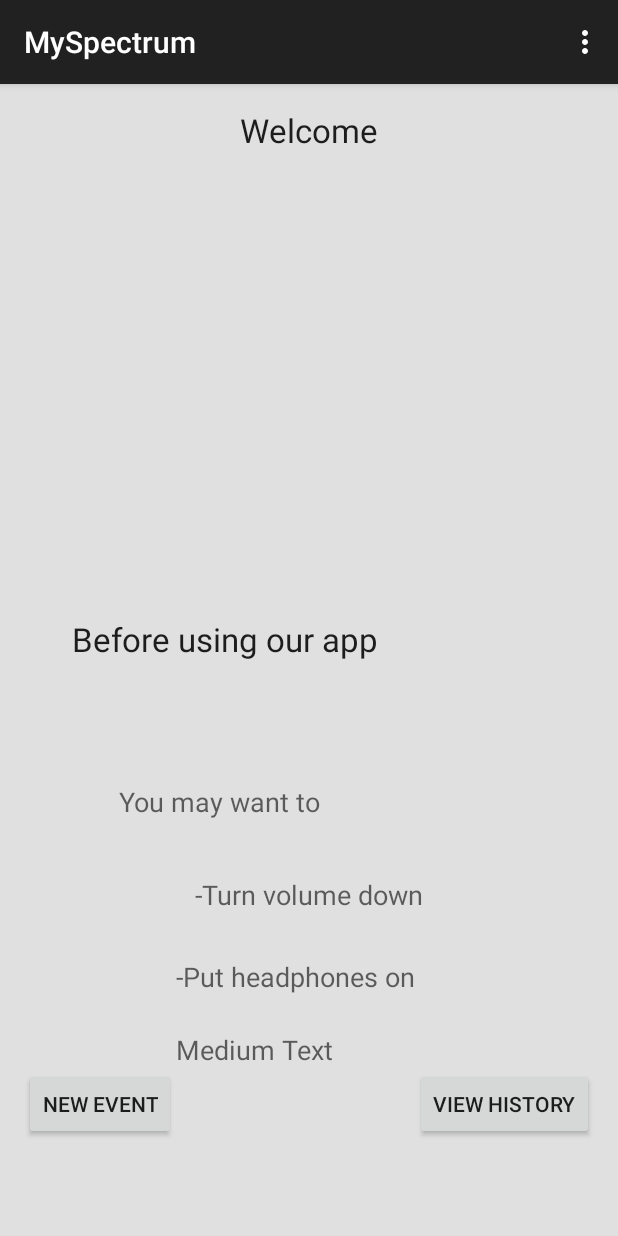
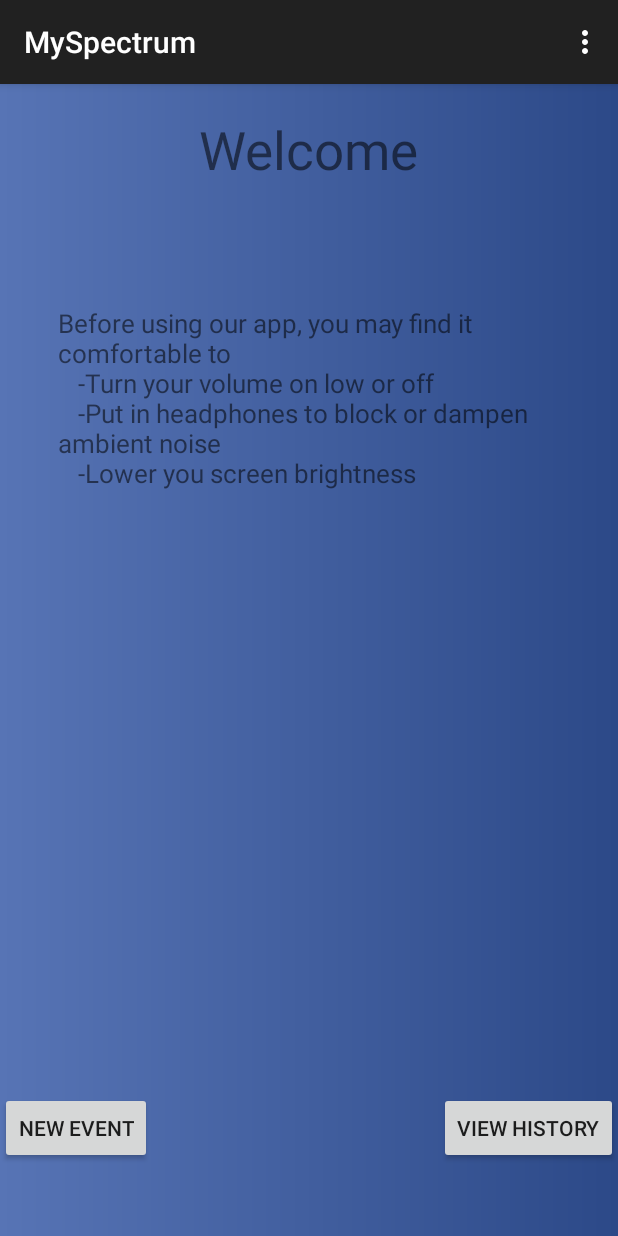
Before and after one commit to wHavelin/HackHarvard, an Android app: the screen it shows after launch (MainActivity), on a phone screen of 412 x 824 dp. Run offline under Robolectric (Android 15) with nearby library versions, the phone set to English and light mode, and no system bars; our stand-ins replace ButterKnife, Shimmer.

Commit message:
Created basic gradient background added text

```diff
--- /dev/null
+++ b/app/src/main/res/drawable/background.xml
@@ -0,0 +1,11 @@
+<?xml version="1.0" encoding="utf-8"?>
+<shape xmlns:android="http://schemas.android.com/apk/res/android"
+    android:shape="rectangle" >
+
+    <gradient
+        android:endColor="#ff2c4988"
+        android:gradientRadius="495.0"
+        android:startColor="#ff5774b5"
+        android:type="linear" />
+
+</shape>
--- a/app/src/main/res/layout/activity_main.xml
+++ b/app/src/main/res/layout/activity_main.xml
@@ -2,12 +2,8 @@
     xmlns:tools="http://schemas.android.com/tools"
     android:layout_width="match_parent"
     android:layout_height="match_parent"
-    android:paddingBottom="@dimen/activity_vertical_margin"
-    android:paddingLeft="@dimen/activity_horizontal_margin"
-    android:paddingRight="@dimen/activity_horizontal_margin"
-    android:paddingTop="@dimen/activity_vertical_margin"
     tools:context=".MainActivity"
-    android:background="@color/material_grey_300">
+    android:background="@drawable/background">
 
     <com.facebook.shimmer.ShimmerFrameLayout
         android:id="@+id/shimmer_view_container"
@@ -38,76 +34,25 @@
         android:onClick="viewHistory" />
 
     <TextView
-        android:id="@+id/textView"
+        android:id="@+id/welcomeTextView"
         android:layout_width="wrap_content"
         android:layout_height="wrap_content"
         android:text="Welcome"
-        android:textAppearance="?android:attr/textAppearanceLarge"
+        android:textSize="35sp"
         android:layout_below="@+id/shimmer_view_container"
-        android:layout_centerHorizontal="true" />
+        android:layout_centerHorizontal="true"
+        android:paddingTop="20dp"/>
 
     <TextView
-        android:layout_width="wrap_content"
+        android:id="@+id/intro_main_textview"
+        android:text="@string/title_text"
+        android:textSize="17sp"
+        android:layout_width="350dp"
         android:layout_height="wrap_content"
-        android:textAppearance="?android:attr/textAppearanceLarge"
-        android:text="Before using our app"
-        android:id="@+id/textView2"
-        android:layout_above="@+id/textView3"
-        android:layout_alignRight="@+id/textView"
-        android:layout_alignEnd="@+id/textView"
-        android:layout_marginBottom="81dp" />
-
-    <TextView
-        android:layout_width="wrap_content"
-        android:layout_height="wrap_content"
-        android:textAppearance="?android:attr/textAppearanceMedium"
-        android:text="You may want to"
-        android:id="@+id/textView3"
-        android:layout_above="@+id/newEventBtn"
-        android:layout_alignLeft="@+id/textView2"
-        android:layout_alignStart="@+id/textView2"
-        android:layout_marginLeft="31dp"
-        android:layout_marginStart="31dp"
-        android:layout_marginBottom="165dp" />
-
-    <TextView
-        android:layout_width="wrap_content"
-        android:layout_height="wrap_content"
-        android:textAppearance="?android:attr/textAppearanceMedium"
-        android:text="-Turn volume down"
-        android:id="@+id/textView4"
-        android:layout_alignTop="@+id/textView3"
+        android:layout_below="@id/welcomeTextView"
         android:layout_centerHorizontal="true"
-        android:layout_marginTop="62dp" />
-
-    <TextView
-        android:layout_width="wrap_content"
-        android:layout_height="wrap_content"
-        android:textAppearance="?android:attr/textAppearanceSmall"
-        android:id="@+id/textView5"
-        android:layout_below="@+id/textView4"
-        android:layout_toRightOf="@+id/newEventBtn"
-        android:layout_toEndOf="@+id/newEventBtn"
-        android:layout_marginTop="30dp" />
-
-    <TextView
-        android:layout_width="wrap_content"
-        android:layout_height="wrap_content"
-        android:textAppearance="?android:attr/textAppearanceMedium"
-        android:text="-Put headphones on"
-        android:id="@+id/textView6"
-        android:layout_alignTop="@+id/textView5"
-        android:layout_toRightOf="@+id/textView5"
-        android:layout_toEndOf="@+id/textView5" />
-
-    <TextView
-        android:layout_width="wrap_content"
-        android:layout_height="wrap_content"
-        android:textAppearance="?android:attr/textAppearanceMedium"
-        android:text="Medium Text"
-        android:id="@+id/textView7"
-        android:layout_above="@+id/newEventBtn"
-        android:layout_toRightOf="@+id/newEventBtn"
-        android:layout_toEndOf="@+id/newEventBtn" />
+        android:layout_marginTop="80dp"
+        android:paddingLeft="8dp"
+        android:paddingRight="8dp"/>
 
 </RelativeLayout>
--- a/app/src/main/res/values/strings.xml
+++ b/app/src/main/res/values/strings.xml
@@ -5,4 +5,5 @@
     <string name="action_settings">Settings</string>
     <string name="title_activity_view_history">viewHistory</string>
     <string name="title_activity_new_event">NewEventActivity</string>
+    <string name="title_text">Before using our app, you may find it comfortable to\n\t-Turn your volume on low or off\n\t-Put in headphones to block or dampen ambient noise\n\t-Lower you screen brightness</string>
 </resources>
```
